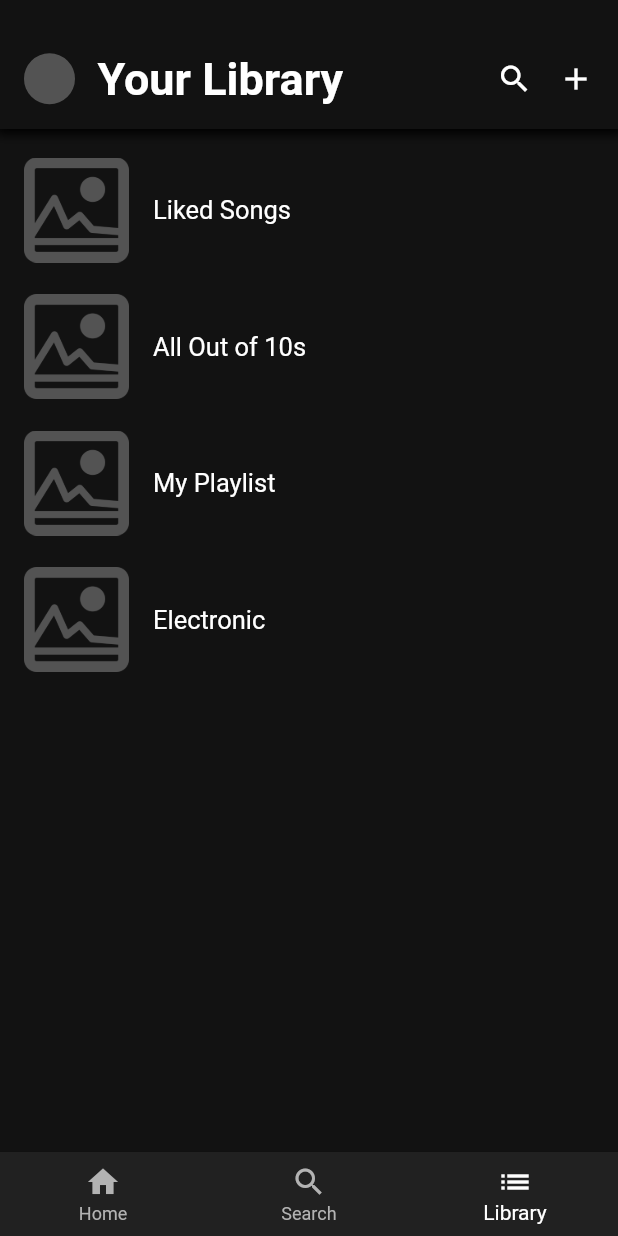
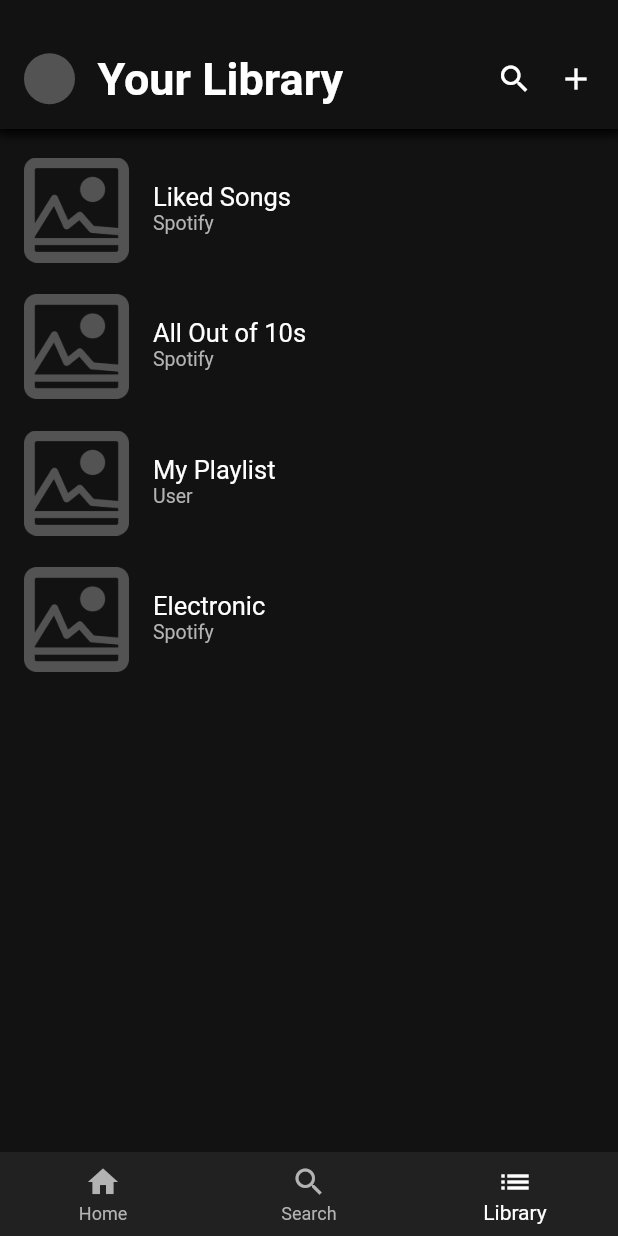
Before and after one commit to GLADI8R/spotify_clone, a Flutter app: the screen it shows after launch, item 3 of the bottom bar chosen, on a phone screen of 412 x 824 dp. Run offline on Flutter 3.47's test engine with Material 2 defaults, Android fonts, the phone set to English and light mode, and no system bars.

Commit message:
Add User Subtext

```diff
--- a/lib/components/library_list.dart
+++ b/lib/components/library_list.dart
@@ -11,9 +11,9 @@ GridView libraryList = GridView.count(
   shrinkWrap: true,
   childAspectRatio: (1 / 0.2),
   children: [
-    const LibraryListTile(listTitle: 'Liked Songs'),
-    const LibraryListTile(listTitle: 'All Out of 10s'),
-    const LibraryListTile(listTitle: 'My Playlist'),
-    const LibraryListTile(listTitle: 'Electronic'),
+    const LibraryListTile(listTitle: 'Liked Songs', listAuthor: 'Spotify'),
+    const LibraryListTile(listTitle: 'All Out of 10s', listAuthor: 'Spotify'),
+    const LibraryListTile(listTitle: 'My Playlist', listAuthor: 'User'),
+    const LibraryListTile(listTitle: 'Electronic', listAuthor: 'Spotify'),
   ],
 );
--- a/lib/components/library_listtile.dart
+++ b/lib/components/library_listtile.dart
@@ -4,9 +4,12 @@ import 'package:flutter/material.dart';
 import 'package:spotify_clone/styles/constants.dart';
 
 class LibraryListTile extends StatelessWidget {
-  const LibraryListTile({ Key? key, required this.listTitle}) : super(key: key);
+  const LibraryListTile(
+      {Key? key, required this.listTitle, required this.listAuthor})
+      : super(key: key);
 
   final String listTitle;
+  final String listAuthor;
 
   @override
   Widget build(BuildContext context) {
@@ -22,6 +25,11 @@ class LibraryListTile extends StatelessWidget {
           width: 16.0,
         ),
         Container(
+          child: Column(
+            crossAxisAlignment: CrossAxisAlignment.start,
+            children: [
+              Padding(
+                padding: const EdgeInsets.only(top: 19.0),
                 child: Text(
                   listTitle,
                   style: const TextStyle(
@@ -30,6 +38,16 @@ class LibraryListTile extends StatelessWidget {
                   ),
                 ),
               ),
+              Text(
+                listAuthor,
+                style: const TextStyle(
+                  color: kLightGrey,
+                  fontSize: 13.0,
+                ),
+              ),
+            ],
+          ),
+        ),
       ],
     );
   }
```
Lines whose indentation alone changed are shown as unchanged.
